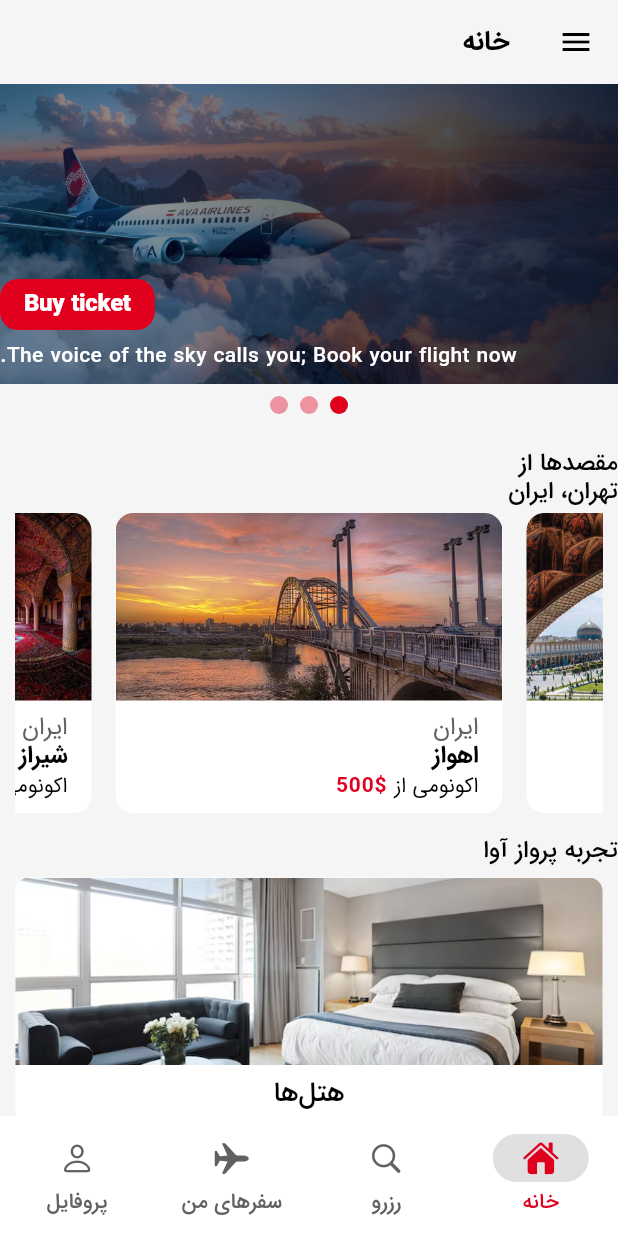
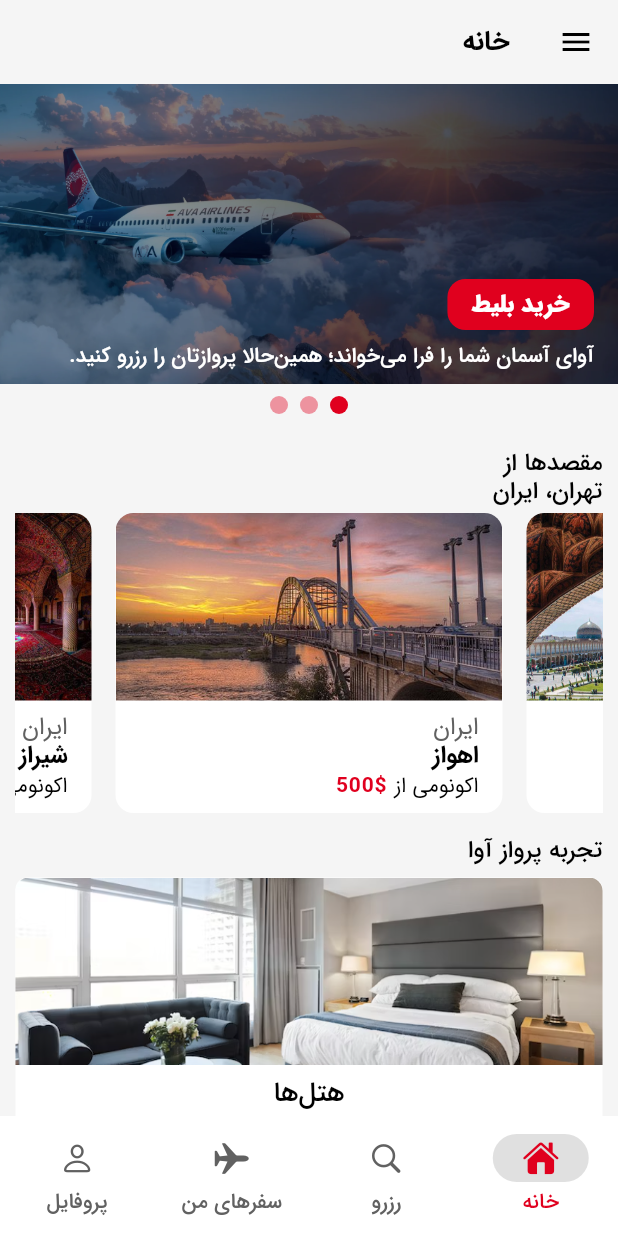
Before and after one commit to AmirhosseinSoleimani/ava_airline, a Flutter app: the screen it shows after launch, on a phone screen of 412 x 824 dp. Run offline on Flutter 3.47's test engine with Material 3 defaults, Android fonts, the light colour scheme and no system bars; drawn by our look-alikes of carousel_slider; our stand-ins replace equatable, flutter_bloc, flutter_spinkit, flutter_svg, flutter_typeahead, get_it and 3 more; missing offline and left inert: persian_datetime_picker; generated files the repository leaves out were written again.

Commit message:
UI and spacing changes for rtl languages

```diff
--- a/lib/l10n/app_fa.arb
+++ b/lib/l10n/app_fa.arb
@@ -28,5 +28,7 @@
   "sendFeedback": "ارسال بازخورد",
   "legal": "قانونی",
   "rulesAndNotices": "قوانین و اطلاعیه‌ها",
-  "economyFrom": "اکونومی از"
+  "economyFrom": "اکونومی از",
+  "buyTicket": "خرید بلیط",
+  "bookYourFlight": "آوای آسمان شما را فرا می\u200Cخواند؛ همین\u200Cحالا پروازتان را رزرو کنید."
 }
--- a/lib/src/features/home/presentation/pages/mobile/home_page_mobile.dart
+++ b/lib/src/features/home/presentation/pages/mobile/home_page_mobile.dart
@@ -221,8 +221,8 @@ class _HomePageMobileState extends State<HomePageMobile> {
             ),
             const SizedBox(height: 16),
             Padding(
-              padding: EdgeInsets.only(
-                  left: (MediaQuery.of(context).size.width * 0.025)),
+              padding: EdgeInsets.symmetric(
+                  horizontal: (MediaQuery.of(context).size.width * 0.025)),
               child: Text(
                 '${localization.destinationsFrom}\n${localization.tehran}${localization.comma} ${localization.iran}',
                 style: Theme.of(context).textTheme.displayMedium,
@@ -243,8 +243,8 @@ class _HomePageMobileState extends State<HomePageMobile> {
             ),
             const SizedBox(height: 16),
             Padding(
-              padding: EdgeInsets.only(
-                  left: (MediaQuery.of(context).size.width * 0.025)),
+              padding: EdgeInsets.symmetric(
+                  horizontal: (MediaQuery.of(context).size.width * 0.025)),
               child: Text(
                 localization.avaFlightExperience,
                 style: Theme.of(context).textTheme.displayMedium,
@@ -258,8 +258,8 @@ class _HomePageMobileState extends State<HomePageMobile> {
             ),
             const SizedBox(height: 16),
             Padding(
-              padding: EdgeInsets.only(
-                  left: (MediaQuery.of(context).size.width * 0.025)),
+              padding: EdgeInsets.symmetric(
+                  horizontal: (MediaQuery.of(context).size.width * 0.025)),
               child: Text(
                 localization.popularDestinations,
                 style: Theme.of(context).textTheme.displayMedium,
--- a/lib/src/features/home/presentation/pages/mobile/widgets/carousel_card.dart
+++ b/lib/src/features/home/presentation/pages/mobile/widgets/carousel_card.dart
@@ -1,6 +1,6 @@
-import 'package:ava_airline/src/features/bottom_navigation_bar/bottom_navigation_bar.dart';
 import 'package:ava_airline/src/features/home/domain/entities/carousel_entity.dart';
 import 'package:flutter/material.dart';
+import 'package:go_router/go_router.dart';
 
 class CarouselCard extends StatelessWidget {
   final Carousel carousel;
@@ -33,11 +33,12 @@ class CarouselCard extends StatelessWidget {
                 top: 8,
                 right: 16,
                 bottom: 8,
+                left: 8,
               ),
               width: MediaQuery.of(context).size.width,
               color: Colors.black.withOpacity(0.4),
               child: Column(
-                crossAxisAlignment: CrossAxisAlignment.end,
+                crossAxisAlignment: CrossAxisAlignment.start,
                 mainAxisAlignment: MainAxisAlignment.end,
                 children: [
                   Container(
```
